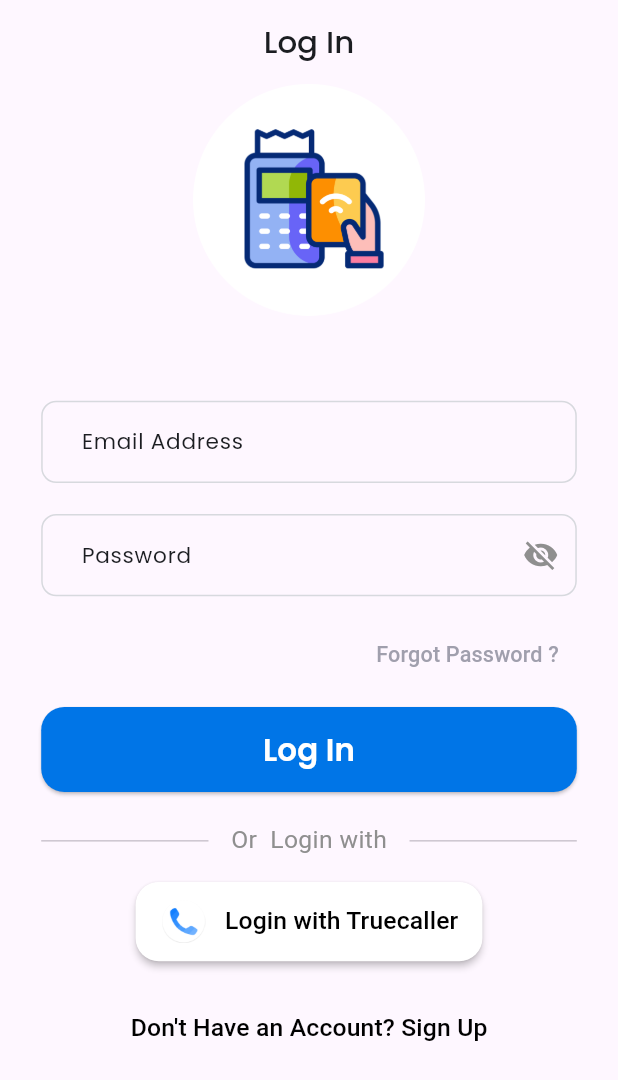
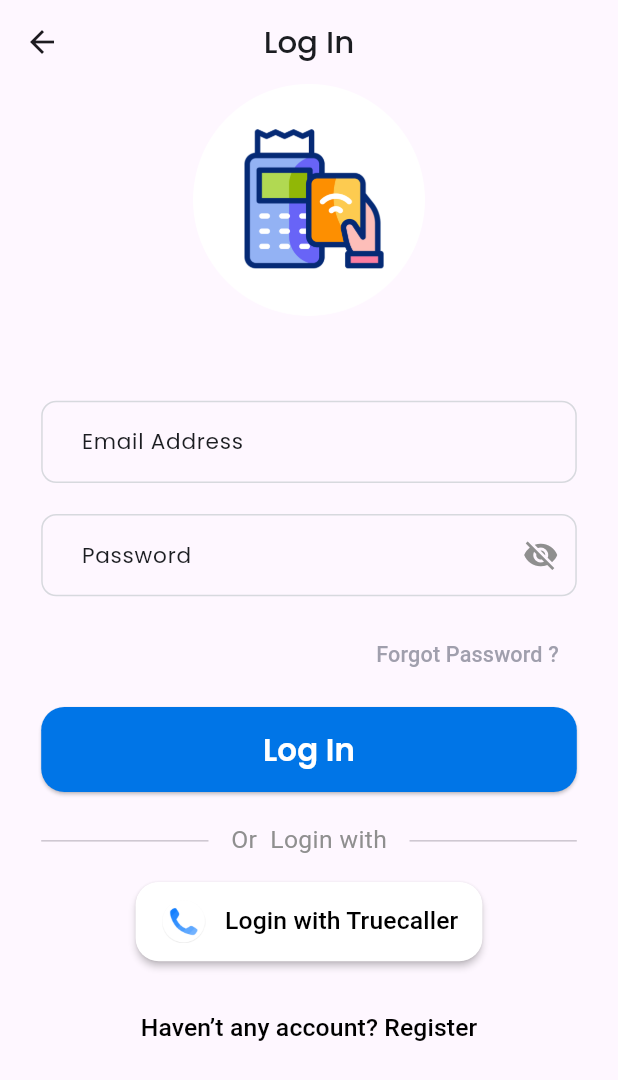
Before and after one commit to sagardhadke/SagarPOS360, a Flutter app: the UserLogin screen opened directly, on a phone screen of 412 x 824 dp. Shown: the top 1080 px of the screen. Run offline on Flutter 3.47's test engine with Material 3 defaults, Android fonts, the phone set to English and light mode, and no system bars; our stand-ins replace flutter_screenutil.

Commit message:
Added Update

```diff
--- a/lib/main.dart
+++ b/lib/main.dart
@@ -26,7 +26,7 @@
           ),
           home: child);
       },
-      child: UserLogin()
+      child: MySplash()
     );
   }
 }
--- a/lib/screens/auth/login.dart
+++ b/lib/screens/auth/login.dart
@@ -211,7 +211,7 @@
               TextButton(
                   onPressed: () {},
                   child: Text(
-                    "Don't Have an Account? Sign Up",
+                    "Haven’t any account? Register",
                     style: TextStyle(
                       color: Colors.black,
                       fontSize: 16.sp,
```
Also changed, not shown: lib/screens/auth/user_Register.dart (added, +16 -0 lines), pubspec.lock, 125 other files.
